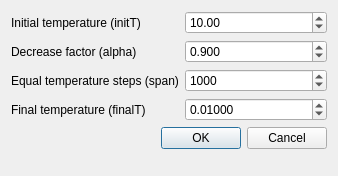
Old version of the form gui/simulated_annealing_cooling_schedule.ui in the repository dev-zero/moving-target-tsp.
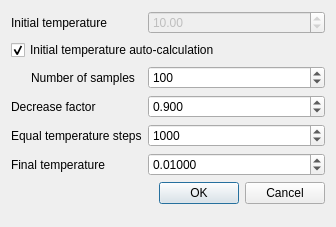
New version of the form.

Commit message:
large rework of simulated annealing
- added possibility to autocalculated the initial temperature based on a
  number of samples
- introduced abstract Move and RandomNeighbourSwapMove classes operating
  on sequences (containers)
- added class to encapsulate the the Moving-Target TSP problem

The edit to the form file:
```diff
--- a/gui/simulated_annealing_cooling_schedule.ui
+++ b/gui/simulated_annealing_cooling_schedule.ui
@@ -6,76 +6,75 @@
    <rect>
     <x>0</x>
     <y>0</y>
-    <width>338</width>
-    <height>176</height>
+    <width>336</width>
+    <height>227</height>
    </rect>
   </property>
   <property name="windowTitle">
    <string>Simmulated annealing cooling schedule</string>
   </property>
   <layout class="QFormLayout" name="formLayout">
+   <property name="fieldGrowthPolicy">
+    <enum>QFormLayout::AllNonFixedFieldsGrow</enum>
+   </property>
    <item row="0" column="0">
     <widget class="QLabel" name="label">
      <property name="text">
-      <string>Initial temperature (initT)</string>
+      <string>Initial temperature</string>
      </property>
     </widget>
    </item>
    <item row="0" column="1">
     <widget class="QDoubleSpinBox" name="initialTemperature">
+     <property name="enabled">
+      <bool>false</bool>
+     </property>
      <property name="maximum">
-      <double>1000.000000000000000</double>
+      <double>1000000000.000000000000000</double>
      </property>
      <property name="value">
       <double>10.000000000000000</double>
      </property>
     </widget>
    </item>
-   <item row="4" column="0" colspan="2">
-    <widget class="QDialogButtonBox" name="buttonBox">
-     <property name="orientation">
-      <enum>Qt::Horizontal</enum>
-     </property>
-     <property name="standardButtons">
-      <set>QDialogButtonBox::Cancel|QDialogButtonBox::Ok</set>
-     </property>
-    </widget>
-   </item>
-   <item row="1" column="0">
-    <widget class="QLabel" name="label_2">
+   <item row="1" column="0" colspan="2">
+    <widget class="QCheckBox" name="useTemperatureAutocalculation">
      <property name="text">
-      <string>Decrease factor (alpha)</string>
+      <string>Initial temperature auto-calculation</string>
+     </property>
+     <property name="checked">
+      <bool>true</bool>
      </property>
     </widget>
    </item>
    <item row="2" column="0">
-    <widget class="QLabel" name="label_3">
+    <widget class="QLabel" name="label_5">
      <property name="text">
-      <string>Equal temperature steps (span)</string>
+      <string>Number of samples</string>
+     </property>
+     <property name="indent">
+      <number>20</number>
+     </property>
+    </widget>
+   </item>
+   <item row="2" column="1">
+    <widget class="QSpinBox" name="temperatureSamplingSteps">
+     <property name="maximum">
+      <number>999999999</number>
+     </property>
+     <property name="value">
+      <number>100</number>
      </property>
     </widget>
    </item>
    <item row="3" column="0">
-    <widget class="QLabel" name="label_4">
+    <widget class="QLabel" name="label_2">
      <property name="text">
-      <string>Final temperature (finalT)</string>
+      <string>Decrease factor</string>
      </property>
     </widget>
    </item>
    <item row="3" column="1">
-    <widget class="QDoubleSpinBox" name="finalTemperature">
-     <property name="decimals">
-      <number>5</number>
-     </property>
-     <property name="singleStep">
-      <double>0.010000000000000</double>
-     </property>
-     <property name="value">
-      <double>0.010000000000000</double>
-     </property>
-    </widget>
-   </item>
-   <item row="1" column="1">
     <widget class="QDoubleSpinBox" name="decreaseFactor">
      <property name="decimals">
       <number>3</number>
@@ -91,7 +90,14 @@
      </property>
     </widget>
    </item>
-   <item row="2" column="1">
+   <item row="4" column="0">
+    <widget class="QLabel" name="label_3">
+     <property name="text">
+      <string>Equal temperature steps</string>
+     </property>
+    </widget>
+   </item>
+   <item row="4" column="1">
     <widget class="QSpinBox" name="equalTemperatureSteps">
      <property name="maximum">
       <number>1000000000</number>
@@ -101,6 +107,36 @@
      </property>
     </widget>
    </item>
+   <item row="5" column="0">
+    <widget class="QLabel" name="label_4">
+     <property name="text">
+      <string>Final temperature</string>
+     </property>
+    </widget>
+   </item>
+   <item row="5" column="1">
+    <widget class="QDoubleSpinBox" name="finalTemperature">
+     <property name="decimals">
+      <number>5</number>
+     </property>
+     <property name="singleStep">
+      <double>0.010000000000000</double>
+     </property>
+     <property name="value">
+      <double>0.010000000000000</double>
+     </property>
+    </widget>
+   </item>
+   <item row="6" column="0" colspan="2">
+    <widget class="QDialogButtonBox" name="buttonBox">
+     <property name="orientation">
+      <enum>Qt::Horizontal</enum>
+     </property>
+     <property name="standardButtons">
+      <set>QDialogButtonBox::Cancel|QDialogButtonBox::Ok</set>
+     </property>
+    </widget>
+   </item>
   </layout>
  </widget>
  <resources/>
```
Left out of the diff: 32 changed lines with no effect on the pictures. The commit also changes 4 other files.
